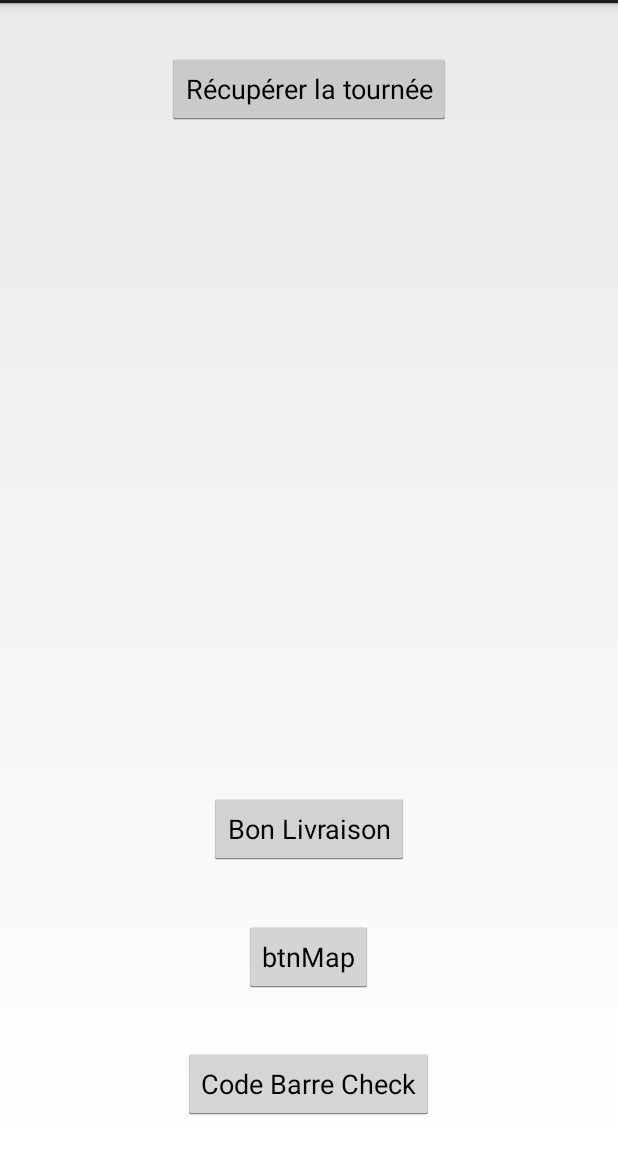
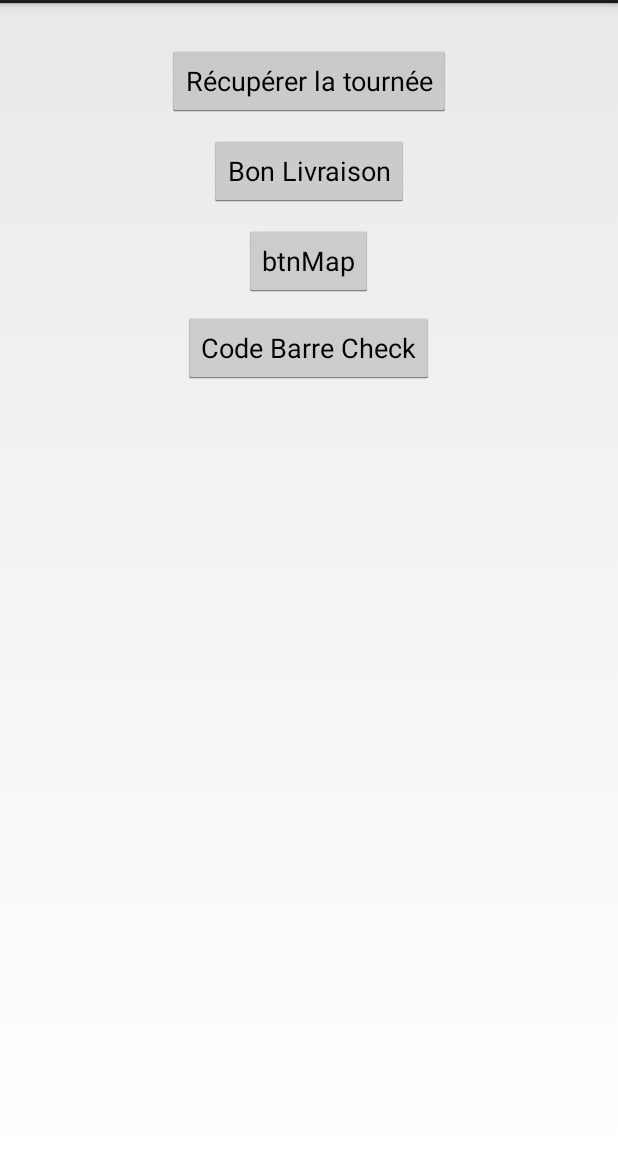
Before and after one commit to amaniago/LivrExpress, an Android app: the screen it shows after launch (MainActivity), on a phone screen of 412 x 824 dp, the part 69-1236 px from its top. Run offline under Robolectric (Android 15) with nearby library versions, the light colour scheme and no system bars; libraries missing offline, so code that uses them is left out: org.simpleframework.xml.

Commit message:
-Correction sur le parseur et le bon de livraison

```diff
--- a/LivrExpress/src/main/java/com/livrexpress/main/MainActivity.java
+++ b/LivrExpress/src/main/java/com/livrexpress/main/MainActivity.java
@@ -23,6 +23,9 @@ public class MainActivity extends Activity
         //Fonction qui permet au téléchargement du fichier xml de s'exécuter
         StrictMode.ThreadPolicy policy = new StrictMode.ThreadPolicy.Builder().permitAll().build();
         StrictMode.setThreadPolicy(policy);
+
+        //Permet de stocker toutes les infos du fichier xml
+        ParserXML.parse(getApplicationContext());
     }
 
     @Override
@@ -35,8 +38,6 @@ public class MainActivity extends Activity
 
     public void onClickBtnParse(View view)
     {
-        //Permet de stocker toutes les infos du fichier xml
-        Tournee tournee = ParserXML.parse(getApplicationContext());
         startActivity(new Intent(MainActivity.this, MapActivity.class));
     }
 
--- a/LivrExpress/src/main/java/com/livrexpress/parseur/Tournee.java
+++ b/LivrExpress/src/main/java/com/livrexpress/parseur/Tournee.java
@@ -30,6 +30,11 @@ public class Tournee
         if (null == instance)
             instance = new Tournee();
         return instance;
+    }
+
+    public void setInstance(Tournee tournee)
+    {
+        this.instance = tournee;
     }
 
     //Constructeur privé
--- a/LivrExpress/src/main/res/layout/activity_main.xml
+++ b/LivrExpress/src/main/res/layout/activity_main.xml
@@ -11,8 +11,9 @@
             android:layout_width="wrap_content"
             android:layout_height="wrap_content"
             android:text="@string/btnParse"
-            android:id="@+id/btnParse" android:layout_alignParentTop="true" android:layout_centerHorizontal="true"
-            android:layout_marginTop="17dp" android:onClick="onClickBtnParse"/>
+            android:id="@+id/btnParse"
+            android:layout_marginTop="12dp" android:onClick="onClickBtnParse"
+            android:layout_alignParentTop="true" android:layout_centerHorizontal="true"/>
     <TextView
             android:layout_width="wrap_content"
             android:layout_height="wrap_content"
@@ -23,19 +24,21 @@
             android:layout_height="wrap_content"
             android:text="@string/btnBonLivraison"
             android:id="@+id/btnBonLivraison"
-            android:layout_marginBottom="185dp" android:onClick="onClickBtnBonLivraison"
-            android:layout_alignParentBottom="true" android:layout_centerHorizontal="true"/>
+            android:onClick="onClickBtnBonLivraison"
+            android:layout_alignTop="@+id/textView" android:layout_centerHorizontal="true"/>
     <Button
             android:layout_width="wrap_content"
             android:layout_height="wrap_content"
             android:text="@string/btnBarcode"
             android:id="@+id/btnBarcode"
-            android:layout_marginBottom="15dp" android:onClick="onClickBtnBarcode"
-            android:layout_alignParentBottom="true" android:layout_centerHorizontal="true"/>
+            android:onClick="onClickBtnBarcode"
+            android:layout_below="@+id/btnMap" android:layout_centerHorizontal="true" android:layout_marginTop="10dp"/>
     <Button
             android:layout_width="wrap_content"
             android:layout_height="wrap_content"
             android:text="@string/btnMap"
-            android:id="@+id/btnMap" android:layout_alignParentBottom="true" android:layout_centerHorizontal="true"
-            android:layout_marginBottom="100dp" android:onClick="onClickBtnMap"/>
+            android:id="@+id/btnMap"
+            android:onClick="onClickBtnMap"
+            android:layout_below="@+id/btnBonLivraison" android:layout_centerHorizontal="true"
+            android:layout_marginTop="12dp"/>
 </RelativeLayout>
```
Also changed, not shown: LivrExpress/src/main/java/com/livrexpress/main/BonLivraison.java (+11 -7 lines), LivrExpress/src/main/java/com/livrexpress/parseur/ParserXML.java (+5 -7 lines), LivrExpress/src/main/res/layout/bon_livraison.xml (+4 -4 lines).
